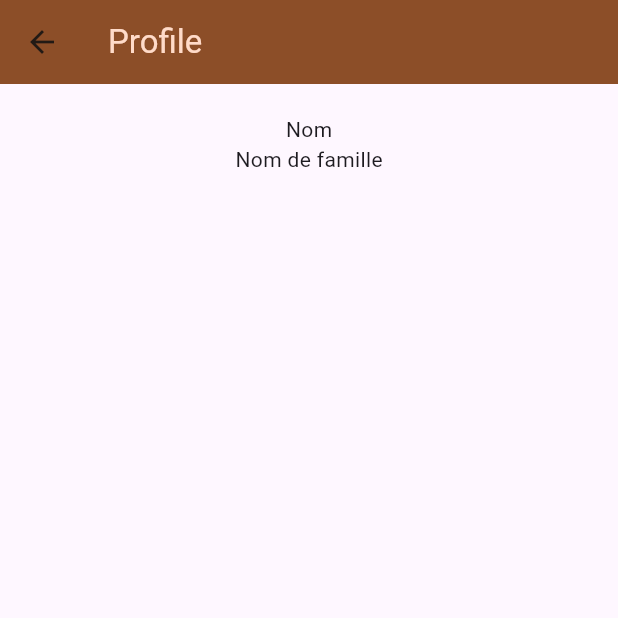
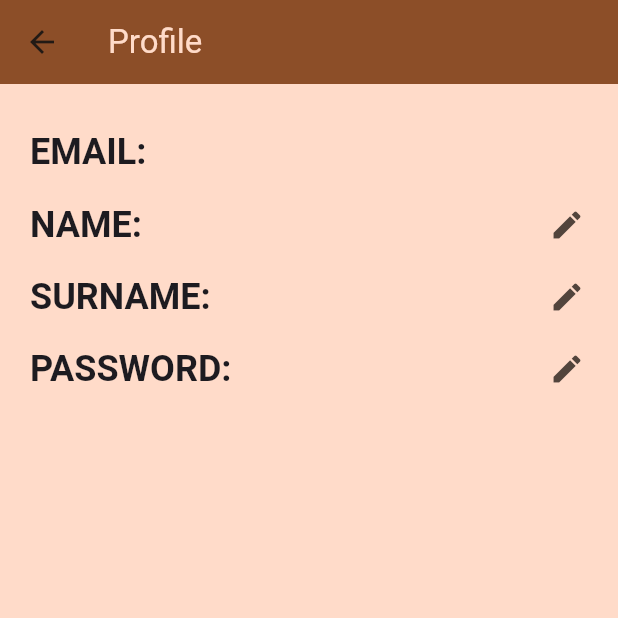
Before and after one commit to Dereck-Desjardins/flutter_intern_project, a Flutter app: the screen it shows once a user with an empty profile is signed in, in the side drawer, after a tap on "Profil", on a phone screen of 412 x 824 dp, the top half of it. Run offline on Flutter 3.47's test engine with Material 3 defaults, Android fonts, the phone set to English and light mode, and no system bars; our stand-ins replace cloud_firestore, email_validator, firebase_auth, firebase_core, flutter_riverpod; accounts and stored records are empty.

Commit message:
Profile edit and password modification with firebase auth

```diff
--- a/lib/screens/connexion.dart
+++ b/lib/screens/connexion.dart
@@ -1,3 +1,4 @@
+import 'package:cloud_firestore/cloud_firestore.dart';
 import 'package:firebase_auth/firebase_auth.dart';
 import 'package:flutter/material.dart';
 import 'package:email_validator/email_validator.dart';
@@ -34,6 +35,18 @@ class ConnexionScreenState extends State<ConnexionScreen> {
           email: _enteredMail,
           password: _enteredPassword
         );
+        final currentUser = FirebaseAuth.instance.currentUser!;
+
+      currentUser.sendEmailVerification();
+    //recreate a new task in firestore
+      FirebaseFirestore.instance.collection('users').doc(currentUser.uid).set({
+        'email': _enteredMail,
+        'password': _enteredPassword,
+        'name':'default',
+        'surname':'default',
+        'wantNotifications': false,
+      });
+
       }
       else{
         await _firebase.signInWithEmailAndPassword(
--- a/lib/screens/drawer.dart
+++ b/lib/screens/drawer.dart
@@ -34,6 +34,7 @@ class mainDrawer extends StatelessWidget{
                   color: Theme.of(context).colorScheme.primary,),
                 ),
                 onTap: (){
+                  Navigator.pop(context);
                   Navigator.push(context, MaterialPageRoute(builder: (ctx)=>ProfileScreen()),);
                 },
               ),
--- a/lib/screens/profile.dart
+++ b/lib/screens/profile.dart
@@ -1,35 +1,67 @@
+import 'package:cloud_firestore/cloud_firestore.dart';
+import 'package:firebase_auth/firebase_auth.dart';
 import 'package:flutter/material.dart';
+import 'package:flutter_intern_project/widget/profile_field.dart';
 
-class ProfileScreen extends StatelessWidget{
+class ProfileScreen extends StatefulWidget{
   const ProfileScreen({super.key});
 
   @override
+  State<ProfileScreen> createState() => _ProfileScreenState();
+}
+
+class _ProfileScreenState extends State<ProfileScreen> {
+  String _userName = '';
+  String _lastName = '';
+  String _email = '';
+  String _password = '';
+
+  bool _nameEdit = false;
+  bool _lastNameEdit = false;
+  bool _emailEdit = false;
+  bool _passwordEdit = false;
+
+
+  void _getProfileInfos() async{
+    final userProfileInfos = await FirebaseFirestore.instance.collection('users').doc(FirebaseAuth.instance.currentUser!.uid).get();
+    if(this.mounted){
+      setState(() {
+        _userName = userProfileInfos['name'];
+        _lastName = userProfileInfos['surname'];
+        _password = userProfileInfos['password'];
+        _email = userProfileInfos['email'];
+      });
+    }
+
+  }
+
+
+
+  @override
   Widget build(BuildContext context) {
+       _getProfileInfos();
+
         return Scaffold(
+          backgroundColor:Theme.of(context).colorScheme.primaryContainer ,
           appBar: AppBar(
             backgroundColor: Theme.of(context).colorScheme.primary,
             title: Text('Profile', style: TextStyle(color: Theme.of(context).colorScheme.primaryContainer)),
           ),
-      body: Padding(
-        padding: const EdgeInsets.all(20.0),
+          body: SingleChildScrollView(
+            child: Padding(
+              padding: const EdgeInsets.only(top: 20, left: 20, right: 10),
                 child: Column(
-
                   children: [
-            Row(
-              mainAxisAlignment: MainAxisAlignment.center,
-              children: [
-                Column(
-                  children: [
-                    Text('Nom'),
-                    Text('Nom de famille')
-                  ],
-                )
-
-              ],
-            )
+                    ProfileField(fieldName: 'email', fieldValue: _email),
+                    ProfileField(fieldName: 'name', fieldValue: _userName, condition: (value)=> value!.length>=3,),
+                    ProfileField(fieldName: 'surname', fieldValue: _lastName, condition: (value)=> value!.length>=3,),
+                    ProfileField(fieldName: 'password', fieldValue: _password, condition: (value)=> value!.length>=8,),
                   ],
                 ),
               ),
+          ),
           );
+
+
   }
 }
--- /dev/null
+++ b/lib/widget/profile_field.dart
@@ -0,0 +1,82 @@
+import 'package:cloud_firestore/cloud_firestore.dart';
+import 'package:firebase_auth/firebase_auth.dart';
+import 'package:flutter/material.dart';
+
+class ProfileField extends StatefulWidget{
+  const ProfileField({super.key, required this.fieldName, required this.fieldValue, this.condition});
+
+  final String fieldName;
+  final String fieldValue;
+  final Function? condition;
+
+
+  @override
+  State<ProfileField> createState() => _ProfileFieldState();
+}
+
+class _ProfileFieldState extends State<ProfileField> {
+  bool _isEdit = false;
+  final _formKey = GlobalKey<FormState>();
+  String _fieldUpdated = '';
+
+  void _saveField() async{
+
+    if(_formKey.currentState!.validate()){
+      _formKey.currentState!.save();
+      //save changed value in firebase
+      final currentUser = FirebaseAuth.instance.currentUser!;
+      await FirebaseFirestore.instance.collection('users').doc(currentUser.uid).update({widget.fieldName: _fieldUpdated});
+      if(widget.fieldName == 'password'){
+        currentUser.updatePassword(_fieldUpdated);
+      }
+      _isEdit = !_isEdit;
+      ScaffoldMessenger.of(context).showSnackBar(SnackBar(content: Text('Your ${widget.fieldName} has been updated')));
+    }
+
+  }
+
+  @override
+  Widget build(BuildContext context) {
+    return Row(
+      mainAxisAlignment: MainAxisAlignment.spaceBetween,
+      children: [
+        Text('${widget.fieldName.toUpperCase()}:', style: Theme.of(context).textTheme.headlineSmall!.copyWith(fontWeight: FontWeight.bold),),
+        if(!_isEdit)
+          Row(children: [
+            Text(widget.fieldValue, style: Theme.of(context).textTheme.bodyLarge!,),
+            SizedBox(width: 60,),
+            if(widget.fieldName != 'email')
+              IconButton(onPressed: ()=>_isEdit = !_isEdit, icon: Icon(Icons.edit),),
+            if(widget.fieldName == 'email')
+              const SizedBox(width: 48, height: 50,),
+
+          ],),
+        if(_isEdit)
+            Expanded(
+              child: Form(
+                key: _formKey,
+
+                child: Row(children: [
+                    const SizedBox(width: 15,),
+                    Expanded(child:
+                      TextFormField(
+                        initialValue: widget.fieldValue,
+                        validator: (value) {
+                          if(value!=null  &&  widget.condition!(value)){
+                            return null;
+                          }
+                          return 'Please enter a valid ${widget.fieldName}';
+                        },
+                        onSaved: (newValue) => _fieldUpdated = newValue!,
+                      ),
+                    ),
+                    IconButton(onPressed: ()=>_isEdit = !_isEdit, icon: Icon(Icons.cancel_outlined),),
+                    IconButton(onPressed: (){_saveField();}, icon: Icon(Icons.check),),
+                  ],
+                ),
+              ),
+            ),
+      ],
+    );
+  }
+}
```
Lines whose indentation alone changed are shown as unchanged.
